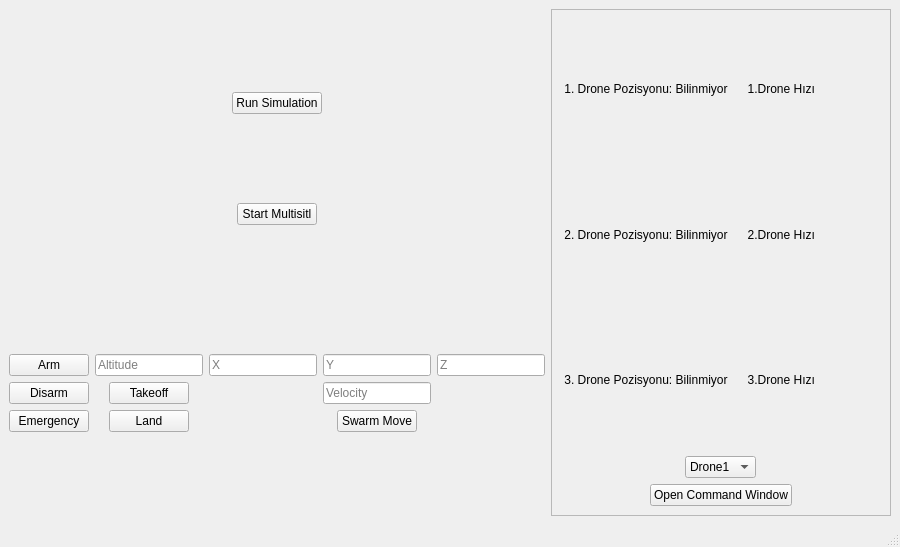
Qt form gazebo mavlink /designer.ui (hltdal/Gazebo-mavlink) before a commit.
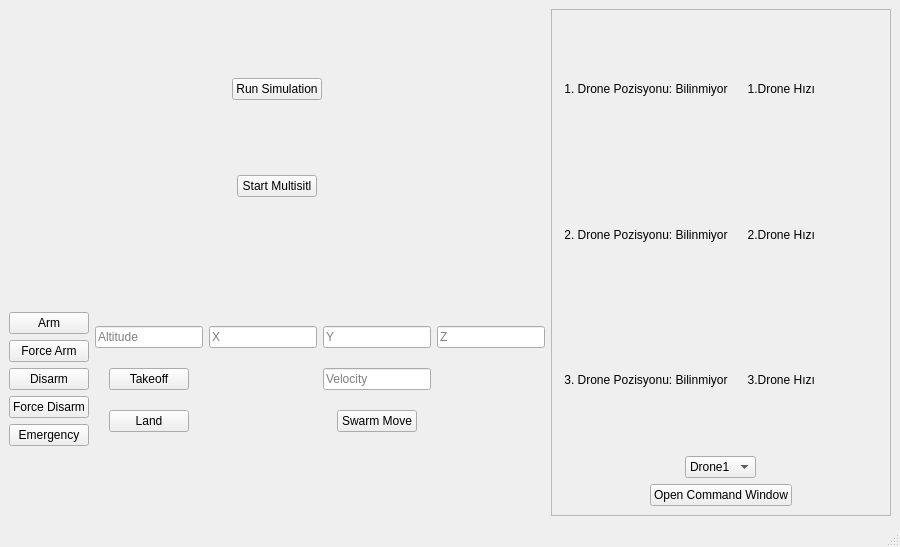
The same form after that commit.

Commit message: add force arm, disarm

The edit to the form file:
```diff
--- a/gazebo mavlink /designer.ui
+++ b/gazebo mavlink /designer.ui
@@ -58,6 +58,13 @@
             </property>
            </widget>
           </item>
+          <item alignment="Qt::AlignHCenter">
+           <widget class="QPushButton" name="force_arm_button">
+            <property name="text">
+             <string>Force Arm</string>
+            </property>
+           </widget>
+          </item>
           <item alignment="Qt::AlignHCenter">
            <widget class="QPushButton" name="disarm_button">
             <property name="text">
@@ -65,6 +72,13 @@
             </property>
            </widget>
           </item>
+          <item alignment="Qt::AlignHCenter">
+           <widget class="QPushButton" name="force_disarm_button">
+            <property name="text">
+             <string>Force Disarm</string>
+            </property>
+           </widget>
+          </item>
           <item alignment="Qt::AlignHCenter">
            <widget class="QPushButton" name="emergency_button">
             <property name="text">
```
The commit also changes 3 other files.
